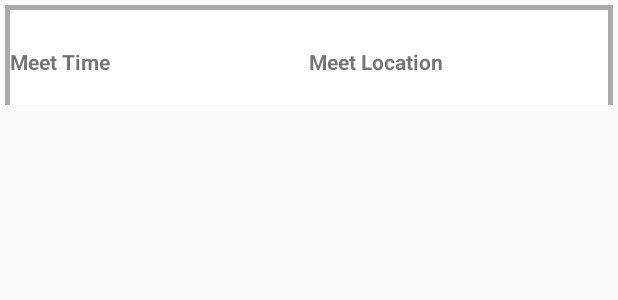
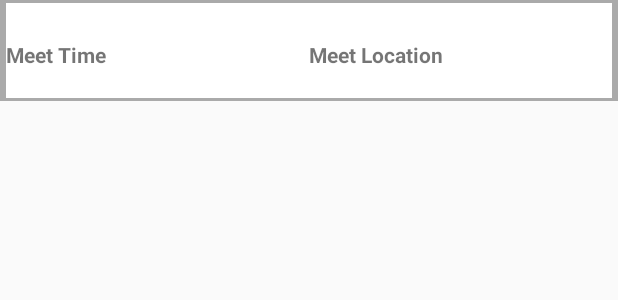
Before and after one commit to gurroz/sateliteMe, an Android app: the layout fragment_tracking.xml on its own in the app's theme, with its tools: preview values and no code run, on a phone screen of 412 x 824 dp. Shown: the top 300 px of the screen. Run offline under Robolectric (Android 15) with nearby library versions, the phone set to English and light mode, and no system bars.

Commit message:
Fixed datepicker

```diff
--- a/app/src/main/java/rmit/mad/project/service/RouteInfoService.java
+++ b/app/src/main/java/rmit/mad/project/service/RouteInfoService.java
@@ -1,6 +1,7 @@
 package rmit.mad.project.service;
 
 import android.content.Context;
+import android.util.Log;
 
 import java.util.ArrayList;
 import java.util.Date;
@@ -27,9 +28,11 @@ public class RouteInfoService extends Observable {
 
         List<TrackingService.TrackingInfo> routesInfo = TrackingService.getSingletonInstance(context).getTrackingInfoForTimeRange(actualDate, searchWindow, 0 );
         List<RouteInfo> routesInfoFiltered = new ArrayList<>();
-
+        Log.d("TAG", "Assquing "+ trackableId + "for date: " + actualDate.toString());
         int amount = 0;
         for(TrackingService.TrackingInfo routeInfo : routesInfo) {
+            Log.d("TAG", "REspond Tracking info: " + routeInfo.toString());
+
             if(Integer.valueOf(trackableId) == routeInfo.trackableId) {
                 routesInfoFiltered.add(new RouteInfo(routeInfo.trackableId, routeInfo.date, routeInfo.stopTime, routeInfo.latitude, routeInfo.longitude));
                 amount++;
--- a/app/src/main/java/rmit/mad/project/util/DateTimePicker.java
+++ b/app/src/main/java/rmit/mad/project/util/DateTimePicker.java
@@ -40,7 +40,7 @@ public class DateTimePicker implements View.OnClickListener {
             new TimePickerDialog(view.getContext(), new TimePickerDialogListener(returnDate)
                     , currentDate.get(Calendar.HOUR_OF_DAY)
                     , currentDate.get(Calendar.MINUTE)
-                    , true)
+                    , false)
                     .show();
         }
     }
--- a/app/src/main/res/layout/fragment_tracking.xml
+++ b/app/src/main/res/layout/fragment_tracking.xml
@@ -3,14 +3,12 @@
 <LinearLayout xmlns:android="http://schemas.android.com/apk/res/android"
     android:layout_width="match_parent"
     android:layout_height="wrap_content"
-    android:layout_marginLeft="3dp"
-    android:layout_marginRight="3dp"
-    android:layout_marginTop="3dp"
     android:background="@android:color/darker_gray"
     android:orientation="vertical"
-    android:paddingLeft="3dp"
-    android:paddingRight="3dp"
-    android:paddingTop="3dp">
+    android:paddingBottom="2dp"
+    android:paddingLeft="4dp"
+    android:paddingRight="4dp"
+    android:paddingTop="2dp">
 
     <TextView
         android:id="@+id/title"
@@ -53,13 +51,13 @@
 
         <TextView
             android:id="@+id/meetTime"
-            android:layout_width="wrap_content"
+            android:layout_width="0dp"
             android:layout_height="wrap_content"
             android:layout_weight="1" />
 
         <TextView
             android:id="@+id/meetLocation"
-            android:layout_width="wrap_content"
+            android:layout_width="0dp"
             android:layout_height="wrap_content"
             android:layout_weight="1" />
     </LinearLayout>
```
